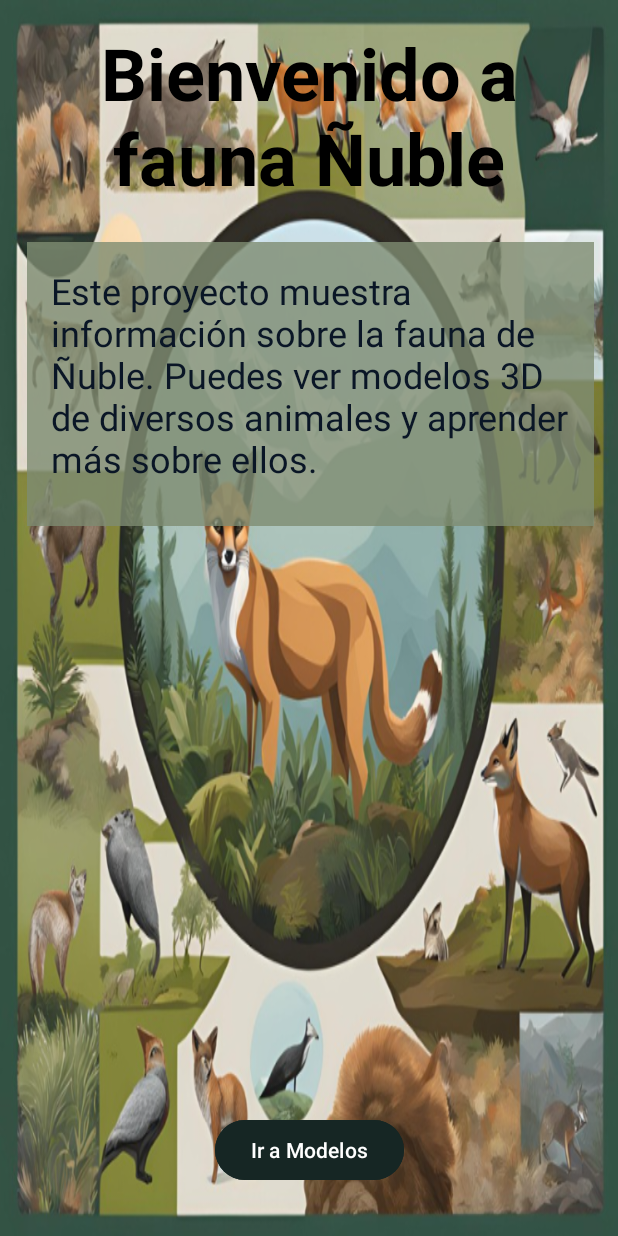
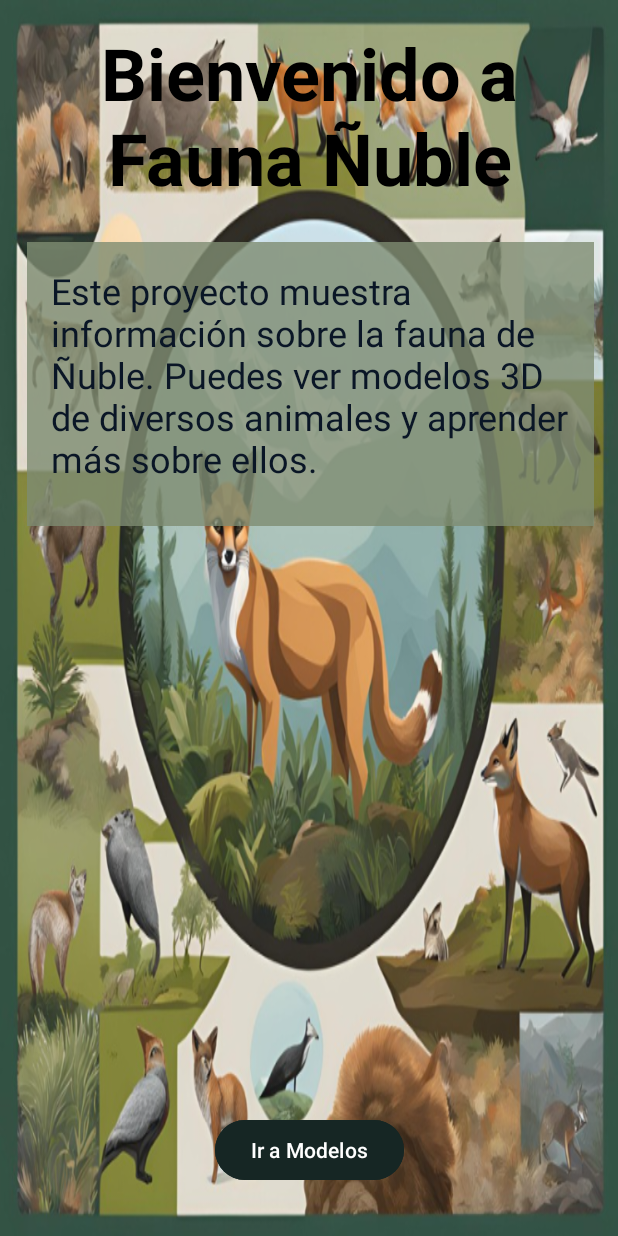
Before and after one commit to Benyiman/ProyectoFauna, an Android app: the screen it shows after launch (Inicio), on a phone screen of 412 x 824 dp. Run offline under Robolectric (Android 15) with nearby library versions, the phone set to English and light mode, and no system bars.

Commit message:
Proyectofauna Final

```diff
--- a/app/src/main/res/layout/activity_inicio.xml
+++ b/app/src/main/res/layout/activity_inicio.xml
@@ -14,7 +14,7 @@
         android:id="@+id/textViewWelcome"
         android:layout_width="wrap_content"
         android:layout_height="wrap_content"
-        android:text="Bienvenido a fauna Ñuble"
+        android:text="Bienvenido a Fauna Ñuble"
         android:textAlignment="center"
         android:textColor="@color/black"
         android:textSize="48sp"
```
Also changed, not shown: 1 other file.
